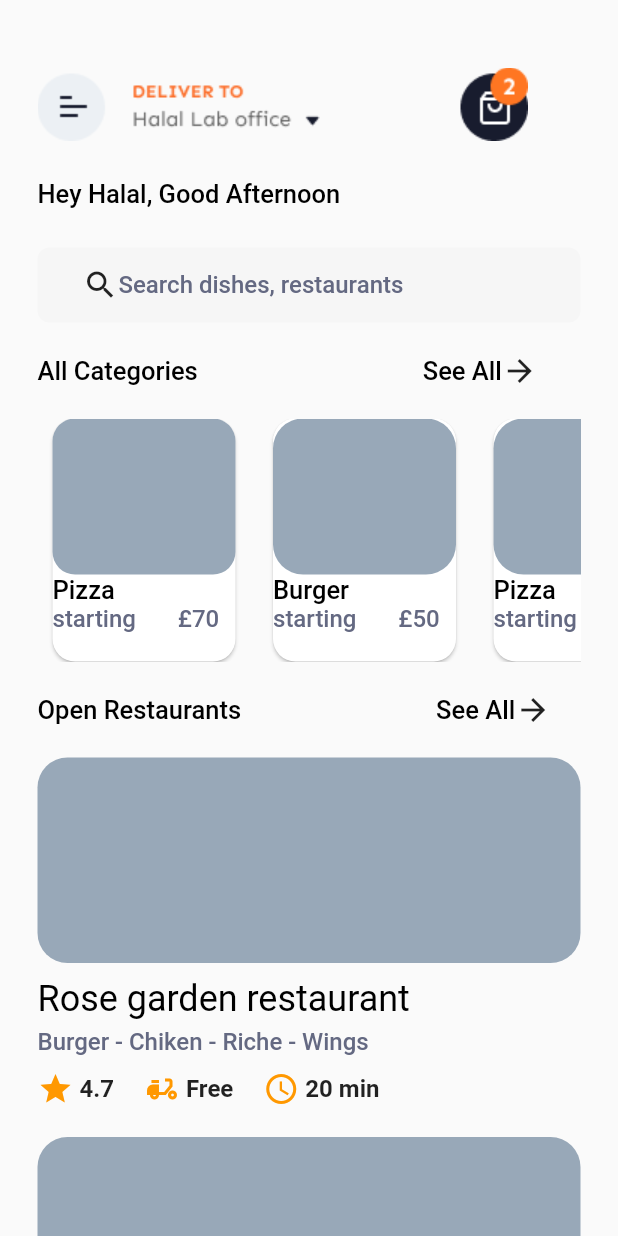
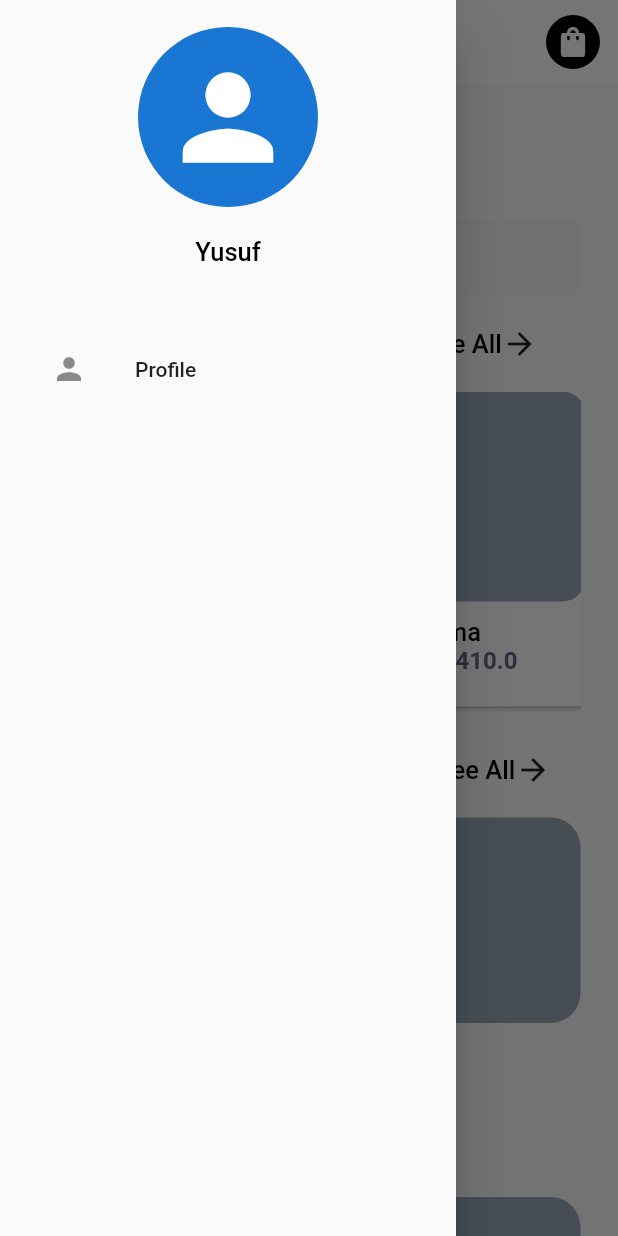
Before and after one commit to yusuf2247/food_delivery_app, a Flutter app: the Home screen opened directly, with the side drawer open (before the commit the screen has no drawer), on a phone screen of 412 x 824 dp. Run offline on Flutter 3.47's test engine with Material 3 defaults, Android fonts, the phone set to English and light mode, and no system bars; our stand-ins replace get.

Commit message:
small fixes

```diff
--- a/lib/dashboard/cart.dart
+++ b/lib/dashboard/cart.dart
@@ -13,6 +13,10 @@ class Cart extends StatelessWidget {
   @override
   Widget build(BuildContext context) {
     return Scaffold(
+      appBar: AppBar(
+        backgroundColor: white,
+        foregroundColor: black,
+      ),
       backgroundColor: black,
       body: SingleChildScrollView(
         child: Container(
@@ -27,12 +31,7 @@ class Cart extends StatelessWidget {
                       children: [
                         IconButton.filled(
                           onPressed: () {
-                            Navigator.push(
-                              context,
-                              MaterialPageRoute(
-                                builder: (context) => const Burger(),
-                              ),
-                            );
+                            Navigator.pop(context);
                           },
                           icon: const Icon(Icons.arrow_back_ios_new,
                               size: 23, color: Colors.white),
--- a/lib/dashboard/home.dart
+++ b/lib/dashboard/home.dart
@@ -1,9 +1,15 @@
 // ignore_for_file: prefer_const_constructors, prefer_const_literals_to_create_immutables
 
 import 'package:flutter/material.dart';
+import 'package:food_delivery_app/dashboard/cart.dart';
+import 'package:food_delivery_app/dashboard/meun.dart';
+import 'package:food_delivery_app/dashboard/personal_profiles.dart';
 import 'package:food_delivery_app/dashboard/search.dart';
 import 'package:food_delivery_app/utilities/colors.dart';
 import 'package:food_delivery_app/utilities/text.dart';
+import 'package:food_delivery_app/widgets/category_widget.dart';
+import 'package:food_delivery_app/widgets/drawer.dart';
+import 'package:get/get.dart';
 
 class Home extends StatelessWidget {
   const Home({super.key});
@@ -11,14 +17,41 @@ class Home extends StatelessWidget {
   @override
   Widget build(BuildContext context) {
     return Scaffold(
+      drawer: AppDrawer(),
+      appBar: AppBar(
+        backgroundColor: white,
+        foregroundColor: black,
+        elevation: 0,
+        title: ListTile(
+          title: Text("DELIVER TO"),
+          subtitle: Text("Halal Lab Office"),
+        ),
+        actions: [
+          Padding(
+            padding: const EdgeInsets.all(10.0),
+            child: GestureDetector(
+              onTap: () {
+                Navigator.push(
+                    context,
+                    MaterialPageRoute(
+                      builder: (context) => Cart(),
+                    ));
+              },
+              child: CircleAvatar(
+                backgroundColor: black,
+                child: Icon(Icons.shopping_bag, color: white),
+              ),
+            ),
+          ),
+        ],
+      ),
       body: SingleChildScrollView(
         child: Container(
           padding: EdgeInsets.symmetric(horizontal: 25, vertical: 45),
           child: Column(
             crossAxisAlignment: CrossAxisAlignment.start,
             children: [
-              Image(image: AssetImage("assets/images/top.png")),
-              SizedBox(height: 25),
+              // Image(image: AssetImage("assets/images/top.png")),
               Text("Hey Halal, Good Afternoon", style: text18),
               SizedBox(height: 26),
               SizedBox(
@@ -59,100 +92,19 @@ class Home extends StatelessWidget {
               ),
               SizedBox(height: 20),
               SizedBox(
-                height: 162,
+                height: 220,
                 child: ListView(
                   scrollDirection: Axis.horizontal,
                   children: [
-                    Card(
-                      margin: EdgeInsets.only(right: 15, left: 10),
-                      shape: RoundedRectangleBorder(
-                        borderRadius: BorderRadius.circular(15),
-                      ),
-                      child: Column(
-                        crossAxisAlignment: CrossAxisAlignment.start,
-                        children: [
-                          Container(
-                            width: 122,
-                            height: 104,
-                            decoration: BoxDecoration(
-                              color: grey,
-                              borderRadius: BorderRadius.circular(15),
-                            ),
-                          ),
-                          Text("Pizza", style: text18),
-                          Text(
-                            "starting       £70",
-                            style: text16,
-                          ),
-                        ],
-                      ),
-                    ),
-                    Card(
-                      margin: EdgeInsets.only(right: 15, left: 10),
-                      shape: RoundedRectangleBorder(
-                        borderRadius: BorderRadius.circular(15),
-                      ),
-                      child: Column(
-                        crossAxisAlignment: CrossAxisAlignment.start,
-                        children: [
-                          Container(
-                            width: 122,
-                            height: 104,
-                            decoration: BoxDecoration(
-                              color: grey,
-                              borderRadius: BorderRadius.circular(20),
-                            ),
-                          ),
-                          Text("Burger", style: text18),
-                          Text("starting       £50", style: text16),
-                        ],
-                      ),
-                    ),
-                    Card(
-                      margin: EdgeInsets.only(right: 15, left: 10),
-                      shape: RoundedRectangleBorder(
-                        borderRadius: BorderRadius.circular(15),
-                      ),
-                      child: Column(
-                        crossAxisAlignment: CrossAxisAlignment.start,
-                        children: [
-                          Container(
-                            width: 122,
-                            height: 104,
-                            decoration: BoxDecoration(
-                              color: grey,
-                              borderRadius: BorderRadius.circular(20),
-                            ),
-                          ),
-                          Text("Pizza", style: text18),
-                          Text("starting       £60", style: text16),
-                        ],
-                      ),
-                    ),
-                    Card(
-                      margin: EdgeInsets.only(right: 15, left: 10),
-                      shape: RoundedRectangleBorder(
-                        borderRadius: BorderRadius.circular(20),
-                      ),
-                      child: Column(
-                        crossAxisAlignment: CrossAxisAlignment.start,
-                        children: [
-                          Container(
-                            width: 122,
-                            height: 104,
-                            decoration: BoxDecoration(
-                              color: grey,
-                              borderRadius: BorderRadius.circular(20),
-                            ),
-                          ),
-                          Text("Burger", style: text18),
-                          Text("starting       £40", style: text16),
-                        ],
-                      ),
-                    ),
+                    CategoryWidget(name: "Pizza", price: 40),
+                    CategoryWidget(name: "Shawarma", price: 410),
+                    CategoryWidget(name: "Shawarma", price: 410),
+                    CategoryWidget(name: "Shawarma", price: 410),
+                    CategoryWidget(name: "Shawarma", price: 410),
                   ],
                 ),
               ),
+
               SizedBox(height: 20),
               Row(
                 children: [
--- a/lib/dashboard/meun.dart
+++ b/lib/dashboard/meun.dart
@@ -13,31 +13,19 @@ class Menu extends StatelessWidget {
   @override
   Widget build(BuildContext context) {
     return Scaffold(
+      appBar: AppBar(
+        backgroundColor: white,
+        foregroundColor: black,
+        elevation: 0,
+        title: Text("Profile"),
+        centerTitle: false,
+      ),
       body: SingleChildScrollView(
         child: Padding(
           padding: const EdgeInsets.all(18.0),
           child: Column(
             children: [
-              SizedBox(height: 20),
-              Container(
-                child: Row(
-                  children: [
-                    IconButton.filled(
-                      onPressed: () {
-                        // Navigator.push(
-                        //   context,
-                        //   MaterialPageRoute(
-                        //     builder: (context) => const Paymentsuccessfull(),
-                        //   ),
-                        // );
-                      },
-                      icon: const Icon(Icons.arrow_back_ios_new, size: 23),
-                    ),
-                    Text("Profile", style: text18),
-                  ],
-                ),
-              ),
-              SizedBox(height: 10),
+
               Row(
                 crossAxisAlignment: CrossAxisAlignment.start,
                 children: [
--- /dev/null
+++ b/lib/widgets/category_widget.dart
@@ -0,0 +1,50 @@
+// ignore_for_file: prefer_const_constructors
+
+import 'package:flutter/material.dart';
+import 'package:food_delivery_app/utilities/colors.dart';
+import 'package:food_delivery_app/utilities/text.dart';
+
+class CategoryWidget extends StatelessWidget {
+  CategoryWidget({super.key, required this.name, required this.price});
+
+  String name;
+  double price;
+
+  @override
+  Widget build(BuildContext context) {
+    return Card(
+      margin: EdgeInsets.only(right: 15, left: 10, bottom: 10),
+      shape: RoundedRectangleBorder(
+        borderRadius: BorderRadius.circular(15),
+      ),
+      child: Padding(
+        padding: const EdgeInsets.symmetric(horizontal: 10),
+        child: Column(
+          crossAxisAlignment: CrossAxisAlignment.start,
+          children: [
+            Container(
+              width: 150,
+              height: 140,
+              decoration: BoxDecoration(
+                color: grey,
+                borderRadius: BorderRadius.circular(15),
+              ),
+            ),
+            SizedBox(height: 10),
+            Text(name, style: text18),
+            Row(
+              children: [
+                Text("Starting"),
+                SizedBox(width: 5),
+                Text(
+                  "£$price",
+                  style: text16.copyWith(fontWeight: FontWeight.w700),
+                ),
+              ],
+            ),
+          ],
+        ),
+      ),
+    );
+  }
+}
--- /dev/null
+++ b/lib/widgets/drawer.dart
@@ -0,0 +1,43 @@
+
+import 'package:flutter/material.dart';
+import 'package:food_delivery_app/dashboard/meun.dart';
+import 'package:food_delivery_app/utilities/text.dart';
+import 'package:get/get.dart';
+
+class AppDrawer extends StatelessWidget {
+  const AppDrawer({
+    super.key,
+  });
+
+  @override
+  Widget build(BuildContext context) {
+    return Drawer(
+      child: SafeArea(
+        child: Padding(
+          padding: const EdgeInsets.all(18.0),
+          child: Column(
+            children: [
+              CircleAvatar(
+                radius: 60,
+                child: Icon(
+                  Icons.person,
+                  size: 90,
+                ),
+              ),
+              SizedBox(height: 20),
+              Text("Yusuf", style: text18, textAlign: TextAlign.center),
+              SizedBox(height: 40),
+              ListTile(
+                onTap: () {
+                  Get.to(Menu());
+                },
+                title: Text("Profile"),
+                leading: Icon(Icons.person),
+              ),
+            ],
+          ),
+        ),
+      ),
+    );
+  }
+}
--- a/pubspec.yaml
+++ b/pubspec.yaml
@@ -2,7 +2,7 @@ name: food_delivery_app
 description: "A new Flutter project."
 # The following line prevents the package from being accidentally published to
 # pub.dev using `flutter pub publish`. This is preferred for private packages.
-publish_to: 'none' # Remove this line if you wish to publish to pub.dev
+# publish_to: 'none' # Remove this line if you wish to publish to pub.dev
 
 # The following defines the version and build number for your application.
 # A version number is three numbers separated by dots, like 1.2.43
@@ -19,7 +19,7 @@ publish_to: 'none' # Remove this line if you wish to publish to pub.dev
 version: 1.0.0+1
 
 environment:
-  sdk: '>=3.4.3 <4.0.0'
+  sdk: '>=3.5.2 <4.0.0'
 
 # Dependencies specify other packages that your package needs in order to work.
 # To automatically upgrade your package dependencies to the latest versions
@@ -35,7 +35,7 @@ dependencies:
   # The following adds the Cupertino Icons font to your application.
   # Use with the CupertinoIcons class for iOS style icons.
   cupertino_icons: ^1.0.6
-  get: ^5.0.0-release-candidate-8
+  get: ^4.6.6
 
 dev_dependencies:
   flutter_test:
```
Also changed, not shown: lib/main.dart (+0 -18 lines), pubspec.lock, 1 other file.
